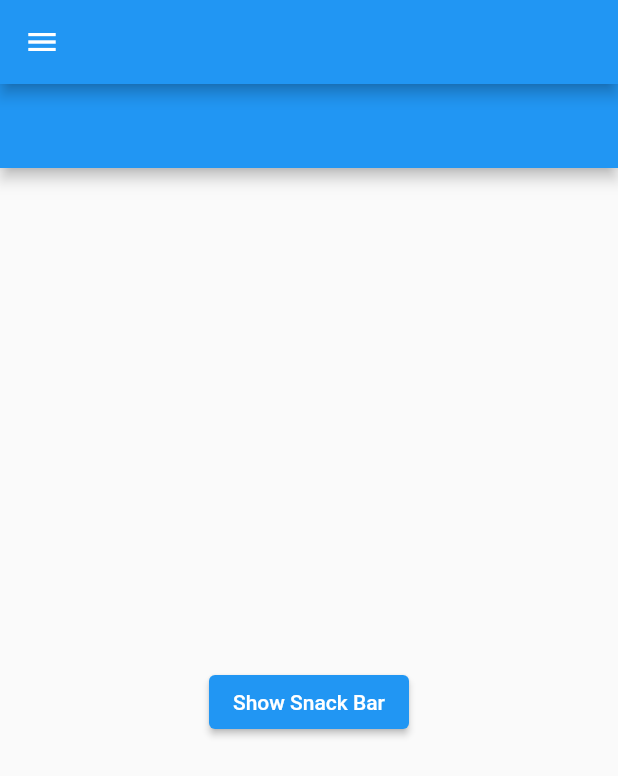
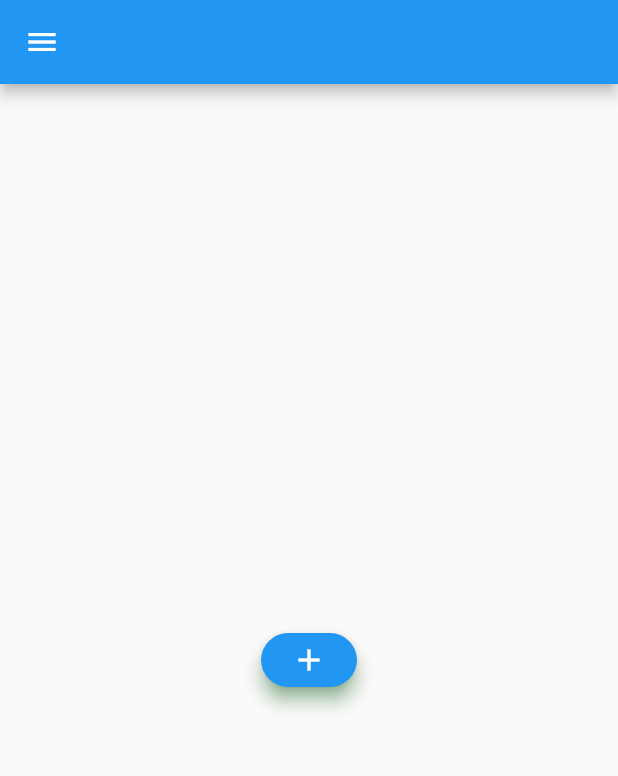
Before and after one commit to mouradneb/flutter_training_courses, a Flutter app: the screen it shows after launch, on a phone screen of 412 x 824 dp. Shown: the top 776 px of the screen. Run offline on Flutter 3.47's test engine with Material 2 defaults, Android fonts, the phone set to English and light mode, and no system bars.

Commit message:
alertdialog

```diff
--- /dev/null
+++ b/lib/my_alertdialog.dart
@@ -0,0 +1,40 @@
+import 'package:flutter/material.dart';
+
+class MyAlertDialog extends StatelessWidget {
+  const MyAlertDialog({Key key}) : super(key: key);
+
+  @override
+  Widget build(BuildContext context) {
+    return Center(
+        child: ElevatedButton(
+            style: ElevatedButton.styleFrom(
+                shape: RoundedRectangleBorder(
+                    borderRadius: BorderRadius.circular(20)),
+                alignment: Alignment.center,
+                elevation: 5,
+                padding: EdgeInsets.symmetric(horizontal: 15, vertical: 5),
+                shadowColor: Colors.green),
+            child: Icon(Icons.add),
+            onPressed: () {
+              showDialog(
+                  context: context,
+                  builder: (context) {
+                    return AlertDialog(
+                      // titlePadding: EdgeInsets.all(5),
+                      // contentPadding: EdgeInsets.all(20),
+                      title: Text("Alert Title"),
+                      content: Text("Content Alert"),
+                      /*shape: RoundedRectangleBorder(
+                          borderRadius: BorderRadius.circular(20)),*/
+                      actions: [
+                        TextButton(
+                            onPressed: () {
+                              Navigator.of(context).pop();
+                            },
+                            child: Text("Cancel"))
+                      ],
+                    );
+                  });
+            }));
+  }
+}
--- a/lib/my_app.dart
+++ b/lib/my_app.dart
@@ -1,5 +1,4 @@
-import 'package:course_flutter/my_floating_action_button.dart';
-import 'package:course_flutter/my_snackbar.dart';
+import 'package:course_flutter/my_alertdialog.dart';
 import 'package:flutter/material.dart';
 
 class MyApp extends StatelessWidget {
@@ -11,6 +10,6 @@ class MyApp extends StatelessWidget {
             appBar: AppBar(),
             drawer: Drawer(),
             // floatingActionButton: MyFloatingActionButton(),
-            body: MySnackBar()));
+            body: MyAlertDialog()));
   }
 }
```
